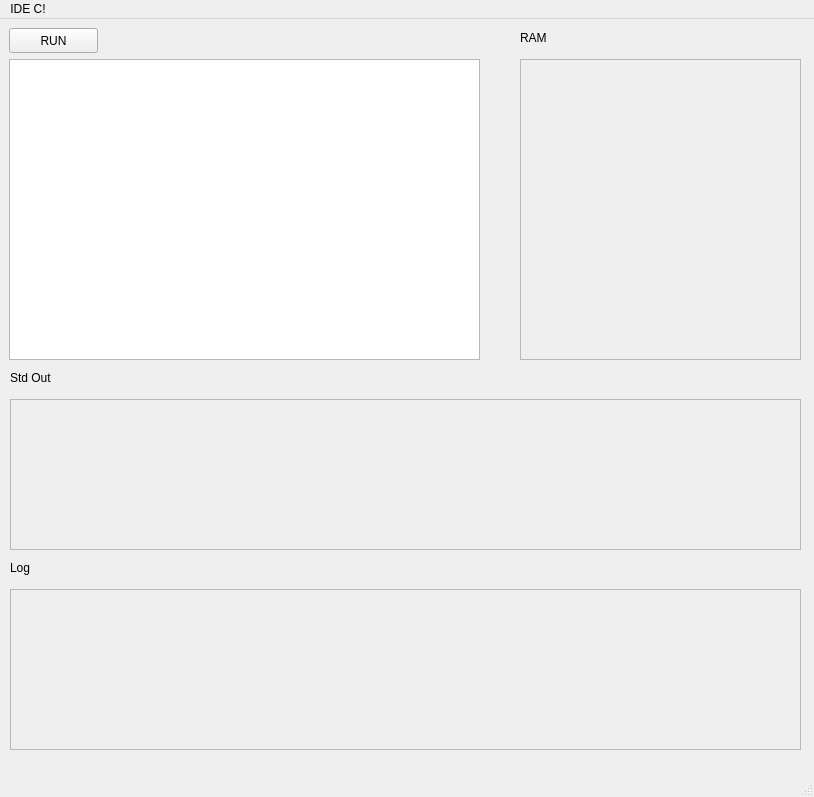
Before: the Qt Designer form Proyecto1/mainwindow.ui in invabadilla/Datos-II---Proyecto-1, drawn with Qt 5.
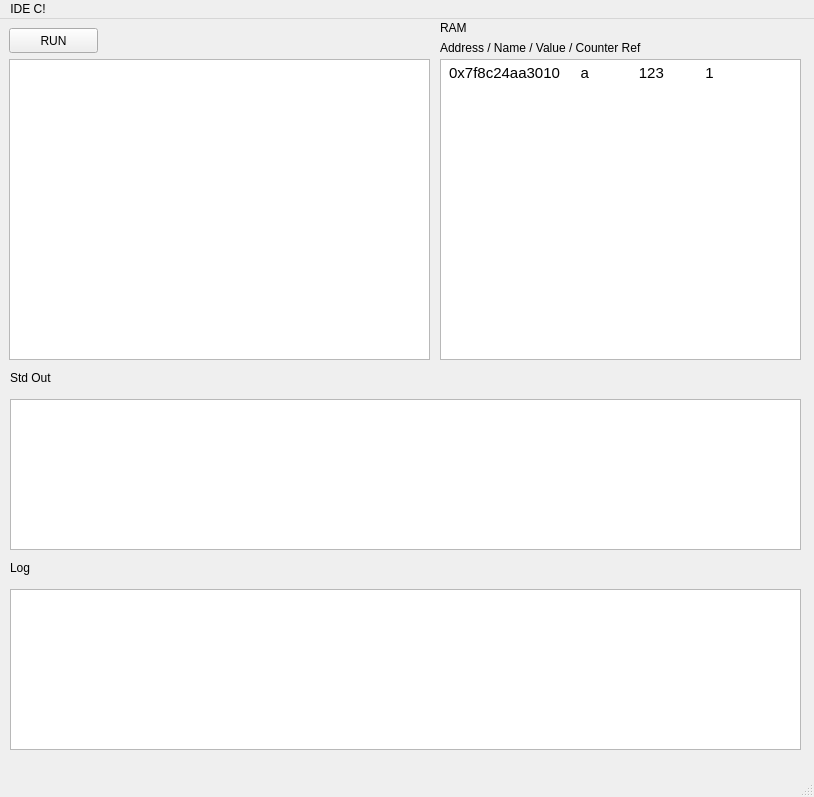
After: the same form once the commit is applied.

Commit message: Realizacion del ram view y el print

The edit to the form file:
```diff
--- a/Proyecto1/mainwindow.ui
+++ b/Proyecto1/mainwindow.ui
@@ -35,8 +35,8 @@
    <widget class="QLabel" name="label_2">
     <property name="geometry">
      <rect>
-      <x>520</x>
-      <y>10</y>
+      <x>440</x>
+      <y>0</y>
       <width>33</width>
       <height>17</height>
      </rect>
@@ -53,27 +53,11 @@
      <rect>
       <x>9</x>
       <y>40</y>
-      <width>471</width>
+      <width>421</width>
       <height>301</height>
      </rect>
     </property>
    </widget>
-   <widget class="QColumnView" name="columnView">
-    <property name="enabled">
-     <bool>false</bool>
-    </property>
-    <property name="geometry">
-     <rect>
-      <x>520</x>
-      <y>40</y>
-      <width>281</width>
-      <height>301</height>
-     </rect>
-    </property>
-    <property name="lineWidth">
-     <number>4</number>
-    </property>
-   </widget>
    <widget class="QLabel" name="label_3">
     <property name="geometry">
      <rect>
@@ -89,7 +73,7 @@
    </widget>
    <widget class="QTextEdit" name="textEdit_2">
     <property name="enabled">
-     <bool>false</bool>
+     <bool>true</bool>
     </property>
     <property name="geometry">
      <rect>
@@ -99,6 +83,9 @@
       <height>151</height>
      </rect>
     </property>
+    <property name="readOnly">
+     <bool>true</bool>
+    </property>
    </widget>
    <widget class="QLabel" name="label_4">
     <property name="geometry">
@@ -115,7 +102,7 @@
    </widget>
    <widget class="QTextEdit" name="textEdit_3">
     <property name="enabled">
-     <bool>false</bool>
+     <bool>true</bool>
     </property>
     <property name="geometry">
      <rect>
@@ -125,6 +112,9 @@
       <height>161</height>
      </rect>
     </property>
+    <property name="readOnly">
+     <bool>true</bool>
+    </property>
    </widget>
    <widget class="QPushButton" name="pushButton">
     <property name="geometry">
@@ -139,6 +129,42 @@
      <string>RUN</string>
     </property>
    </widget>
+   <widget class="QTextEdit" name="textEdit_4">
+    <property name="enabled">
+     <bool>true</bool>
+    </property>
+    <property name="geometry">
+     <rect>
+      <x>440</x>
+      <y>40</y>
+      <width>361</width>
+      <height>301</height>
+     </rect>
+    </property>
+    <property name="readOnly">
+     <bool>false</bool>
+    </property>
+    <property name="html">
+     <string>&lt;!DOCTYPE HTML PUBLIC &quot;-//W3C//DTD HTML 4.0//EN&quot; &quot;http://www.w3.org/TR/REC-html40/strict.dtd&quot;&gt;
+&lt;html&gt;&lt;head&gt;&lt;meta name=&quot;qrichtext&quot; content=&quot;1&quot; /&gt;&lt;style type=&quot;text/css&quot;&gt;
+p, li { white-space: pre-wrap; }
+&lt;/style&gt;&lt;/head&gt;&lt;body style=&quot; font-family:'Ubuntu'; font-size:11pt; font-weight:400; font-style:normal;&quot;&gt;
+&lt;p style=&quot; margin-top:0px; margin-bottom:0px; margin-left:0px; margin-right:0px; -qt-block-indent:0; text-indent:0px;&quot;&gt; 0x7f8c24aa3010     a            123          1 &lt;/p&gt;&lt;/body&gt;&lt;/html&gt;</string>
+    </property>
+   </widget>
+   <widget class="QLabel" name="label_5">
+    <property name="geometry">
+     <rect>
+      <x>440</x>
+      <y>20</y>
+      <width>361</width>
+      <height>17</height>
+     </rect>
+    </property>
+    <property name="text">
+     <string>Address / Name / Value / Counter Ref                       </string>
+    </property>
+   </widget>
   </widget>
   <widget class="QMenuBar" name="menubar">
    <property name="geometry">
```
The commit also changes 23 other files.
